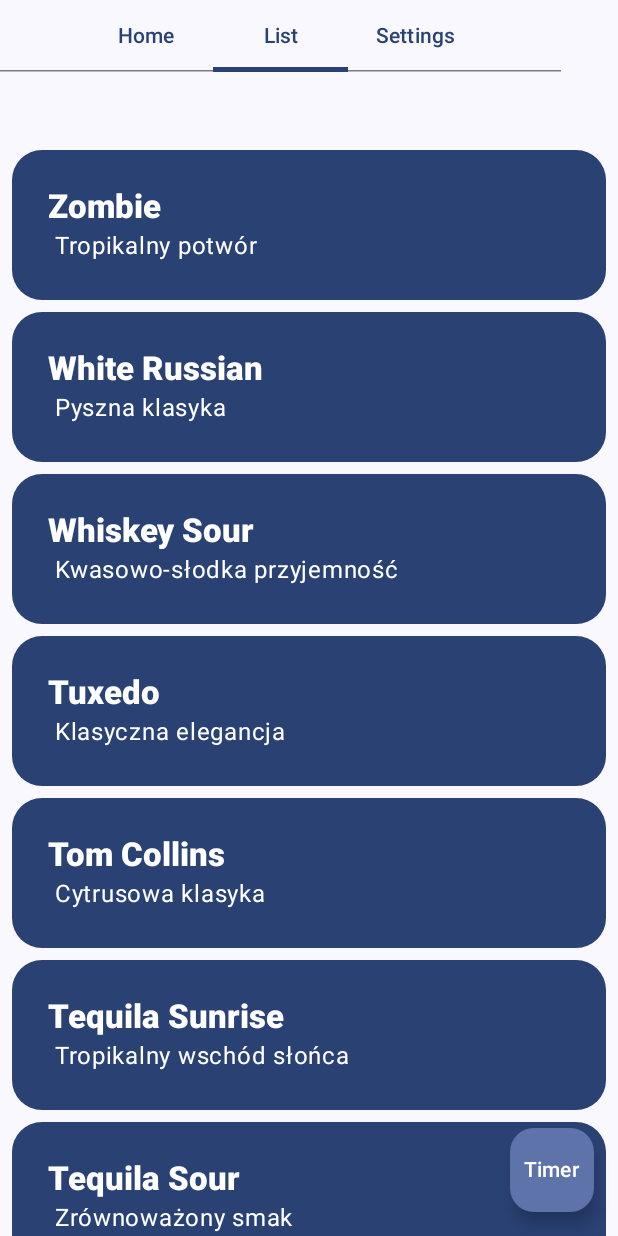
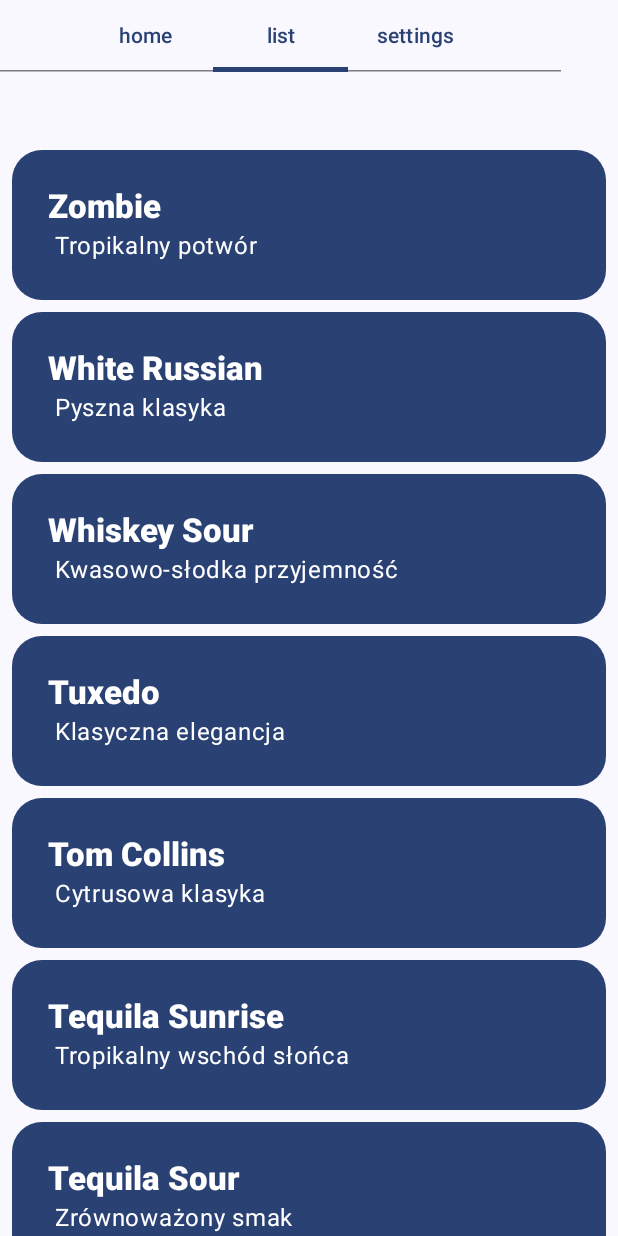
Before and after one commit to Zed-z/Barmanator, an Android app built with Jetpack Compose: the DrinkListScreen screen opened through its navigation route, on a phone screen of 412 x 824 dp. Run offline under Robolectric (Android 15) with nearby library versions, the phone set to English and light mode, and no system bars.

Commit message:
Less scuffed

```diff
--- a/app/src/main/java/pl/poznan/put/barmanator/MainActivity.kt
+++ b/app/src/main/java/pl/poznan/put/barmanator/MainActivity.kt
@@ -45,6 +45,7 @@ import pl.poznan.put.barmanator.screens.HomeScreen
 import pl.poznan.put.barmanator.screens.Settings
 import androidx.navigation.compose.*
 import pl.poznan.put.barmanator.screens.DrinkDetail
+import pl.poznan.put.barmanator.screens.DrinkListScreen
 
 class MainActivity : ComponentActivity() {
 
@@ -82,58 +83,41 @@ fun MainScreenPreview() {
 @Composable
 fun MainScreen(drinks: List<Drink>) {
     val navController = rememberNavController()
-    val tabs = listOf("home", "list", "settings") // Use navigation routes for tabs
+
+    val tabs = listOf("home", "list", "settings")
+    val currentRoute = navController.currentBackStackEntryAsState().value?.destination?.route
+    val selectedTabIndex = tabs.indexOf(currentRoute).coerceAtLeast(0)
 
     Scaffold(
         modifier = Modifier.windowInsetsPadding(WindowInsets.safeDrawing),
         topBar = {
-            val currentRoute = navController.currentBackStackEntryAsState().value?.destination?.route
             ScrollableTabRow(
-                selectedTabIndex = tabs.indexOf(currentRoute).takeIf { it >= 0 } ?: 0,
-                modifier = Modifier.fillMaxWidth()
+                selectedTabIndex = selectedTabIndex
             ) {
                 tabs.forEachIndexed { index, route ->
                     Tab(
-                        selected = currentRoute == route,
-                        onClick = { navController.navigate(route) }, // Navigate instead of updating index
-                        text = { Text(route.replaceFirstChar { it.uppercase() }) } // Capitalize first letter
+                        selected = selectedTabIndex == index,
+                        onClick = { navController.navigate(route) },
+                        text = { Text(route) }
                     )
                 }
-            }
-        },
-        floatingActionButton = {
-            FloatingActionButton(onClick = { println("Pressed!") }) {
-                Text("Timer")
             }
         }
     ) { paddingValues ->
         NavHost(
             navController = navController,
-            startDestination = "home", // Make sure it starts at home
+            startDestination = "home",
             modifier = Modifier.padding(paddingValues)
         ) {
             composable("home") {
                 HomeScreen(Modifier.padding(paddingValues))
             }
             composable("list") {
-                DrinkList(
-                    drinks,
-                    onDrinkClick = { drinkId -> navController.navigate("detail/$drinkId") },
-                    modifier = Modifier.padding(paddingValues)
-                )
+                DrinkListScreen(drinks, Modifier.padding(paddingValues))
             }
             composable("settings") {
                 Settings(Modifier.padding(paddingValues))
             }
-            composable("detail/{drinkId}") { backStackEntry ->
-                val drinkId = backStackEntry.arguments?.getString("drinkId")?.toLongOrNull()
-                val drink = drinks.find { it.id == drinkId }
-                if (drink != null) {
-                    DrinkDetail(Modifier.padding(paddingValues), drink)
-                } else {
-                    Text("Drink not found!")
-                }
-            }
         }
     }
 }
--- a/app/src/main/java/pl/poznan/put/barmanator/screens/DrinkDetail.kt
+++ b/app/src/main/java/pl/poznan/put/barmanator/screens/DrinkDetail.kt
@@ -6,6 +6,7 @@ import androidx.compose.foundation.layout.Spacer
 import androidx.compose.foundation.layout.fillMaxSize
 import androidx.compose.foundation.layout.height
 import androidx.compose.foundation.layout.padding
+import androidx.compose.material3.Button
 import androidx.compose.material3.MaterialTheme
 import androidx.compose.material3.Scaffold
 import androidx.compose.material3.Text
@@ -17,7 +18,7 @@ import androidx.compose.ui.unit.dp
 import pl.poznan.put.barmanator.data.Drink
 
 @Composable
-fun DrinkDetail(modifier: Modifier = Modifier, drink: Drink) {
+fun DrinkDetail(modifier: Modifier = Modifier, drink: Drink, onBack: () -> Unit) {
     Scaffold(
         modifier = modifier
             .fillMaxSize()
@@ -29,6 +30,9 @@ fun DrinkDetail(modifier: Modifier = Modifier, drink: Drink) {
                 .fillMaxSize()
                 .padding(16.dp)
         ) {
+            Button(onClick = onBack) {
+                Text("Back")
+            }
             Text(text = drink.name, style = MaterialTheme.typography.titleLarge.copy(
                 fontWeight = FontWeight.ExtraBold
             ))
--- a/app/src/main/java/pl/poznan/put/barmanator/screens/DrinkList.kt
+++ b/app/src/main/java/pl/poznan/put/barmanator/screens/DrinkList.kt
@@ -13,6 +13,10 @@ import androidx.compose.material3.MaterialTheme
 import androidx.compose.material3.Surface
 import androidx.compose.material3.Text
 import androidx.compose.runtime.Composable
+import androidx.compose.runtime.getValue
+import androidx.compose.runtime.mutableStateOf
+import androidx.compose.runtime.saveable.rememberSaveable
+import androidx.compose.runtime.setValue
 import androidx.compose.ui.Modifier
 import androidx.compose.ui.draw.clip
 import androidx.compose.ui.text.font.FontWeight
@@ -59,3 +63,25 @@ fun DrinkList(drinks: List<Drink>, modifier: Modifier, onDrinkClick: (Long) -> U
         }
     }
 }
+
+@Composable
+fun DrinkListScreen(drinks: List<Drink>, modifier: Modifier = Modifier) {
+    var selectedDrinkId by rememberSaveable { mutableStateOf<Long?>(null) }
+
+    if (selectedDrinkId == null) {
+        // Show list when no drink is selected
+        DrinkList(drinks, onDrinkClick = { selectedDrinkId = it }, modifier = modifier)
+    } else {
+        // Show details when a drink is selected
+        val drink = drinks.find { it.id == selectedDrinkId }
+        if (drink != null) {
+            DrinkDetail(
+                modifier,
+                drink,
+                onBack = { selectedDrinkId = null } // Back button returns to list
+            )
+        } else {
+            Text("Drink not found!", modifier.padding(16.dp))
+        }
+    }
+}
```
